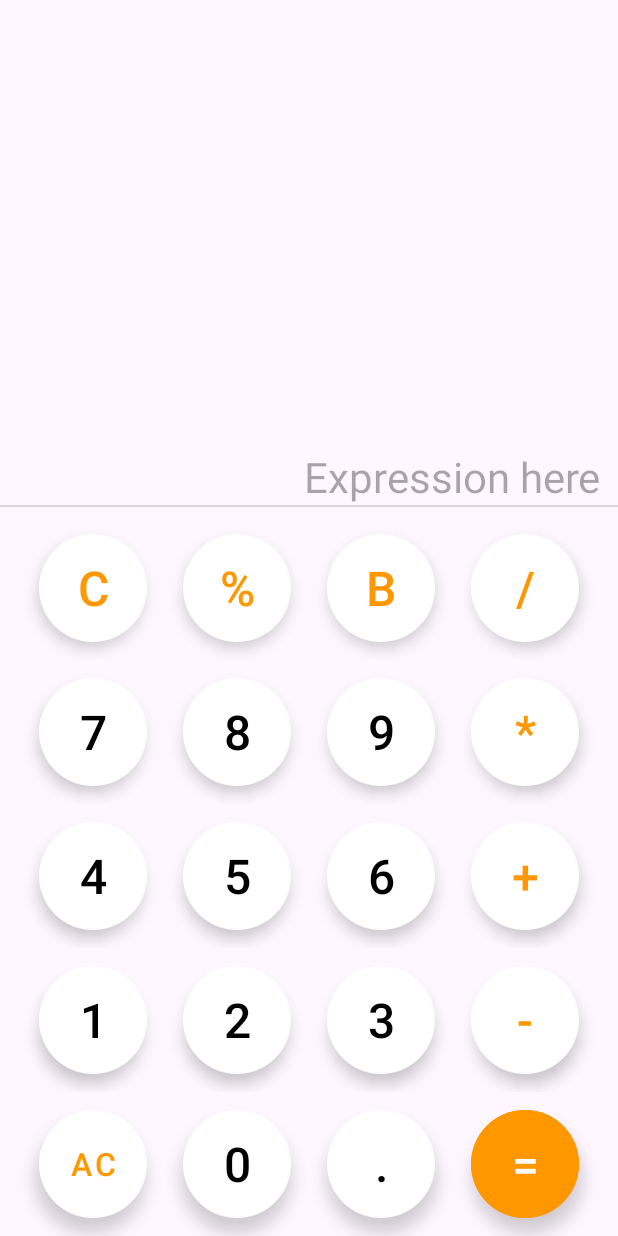
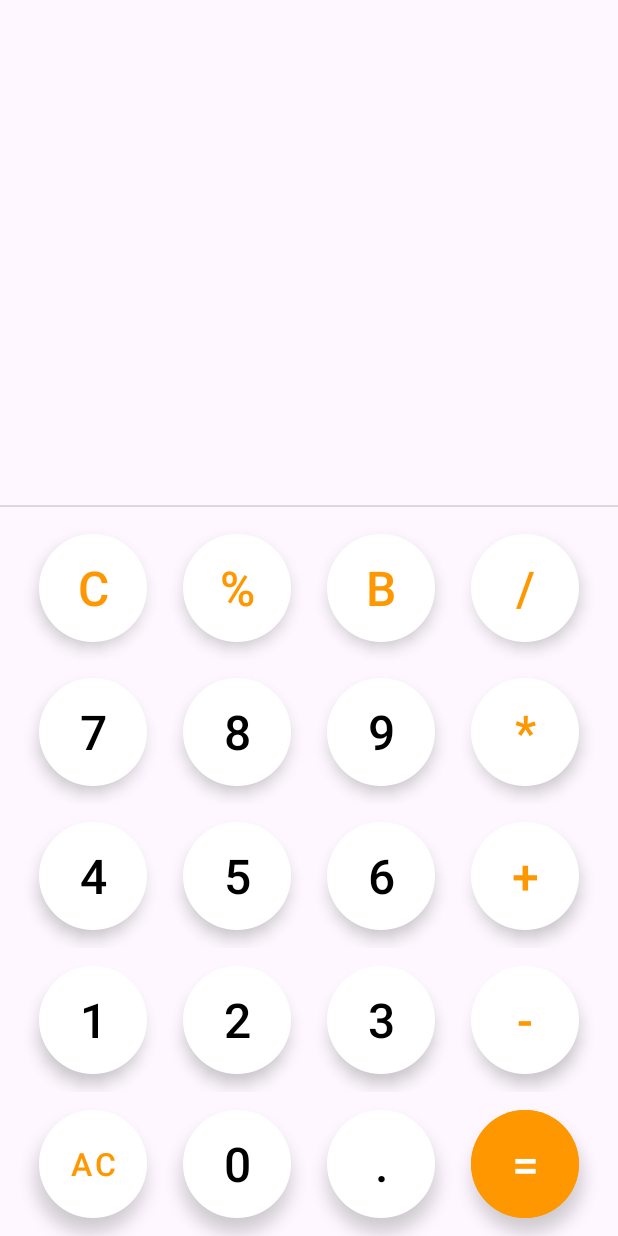
Before and after one commit to Shalabh-agarwal8630/Bharat-Intern-task1, an Android app: the screen it shows after launch (MainActivity), on a phone screen of 412 x 824 dp. Run offline under Robolectric (Android 15) with nearby library versions, the phone set to English and light mode, and no system bars.

```diff
--- a/app/src/main/res/layout/activity_main.xml
+++ b/app/src/main/res/layout/activity_main.xml
@@ -10,10 +10,10 @@
         android:id="@+id/data_tv"
         android:layout_width="match_parent"
         android:layout_height="wrap_content"
-        android:hint="Expression here"
+
         android:textAlignment="viewEnd"
         android:layout_marginEnd="12dp"
-        android:textSize="28dp"
+        android:textSize="25dp"
         android:textColor="@color/white"
         app:layout_constraintEnd_toEndOf="parent"
         app:layout_constraintStart_toStartOf="parent"
```
